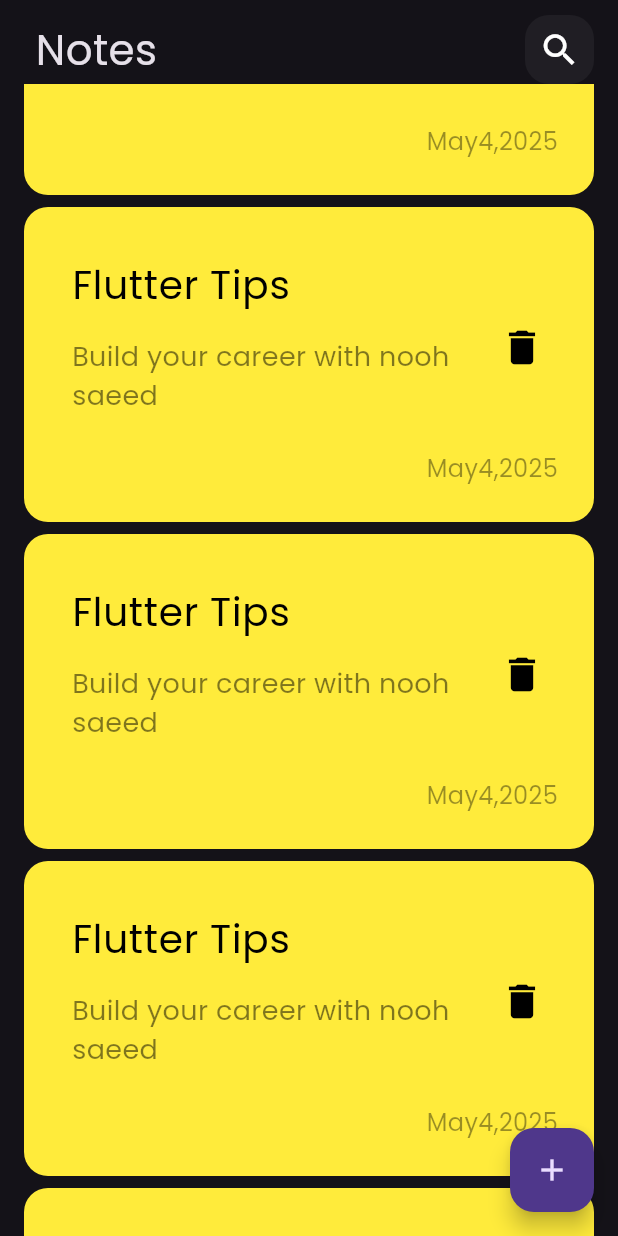
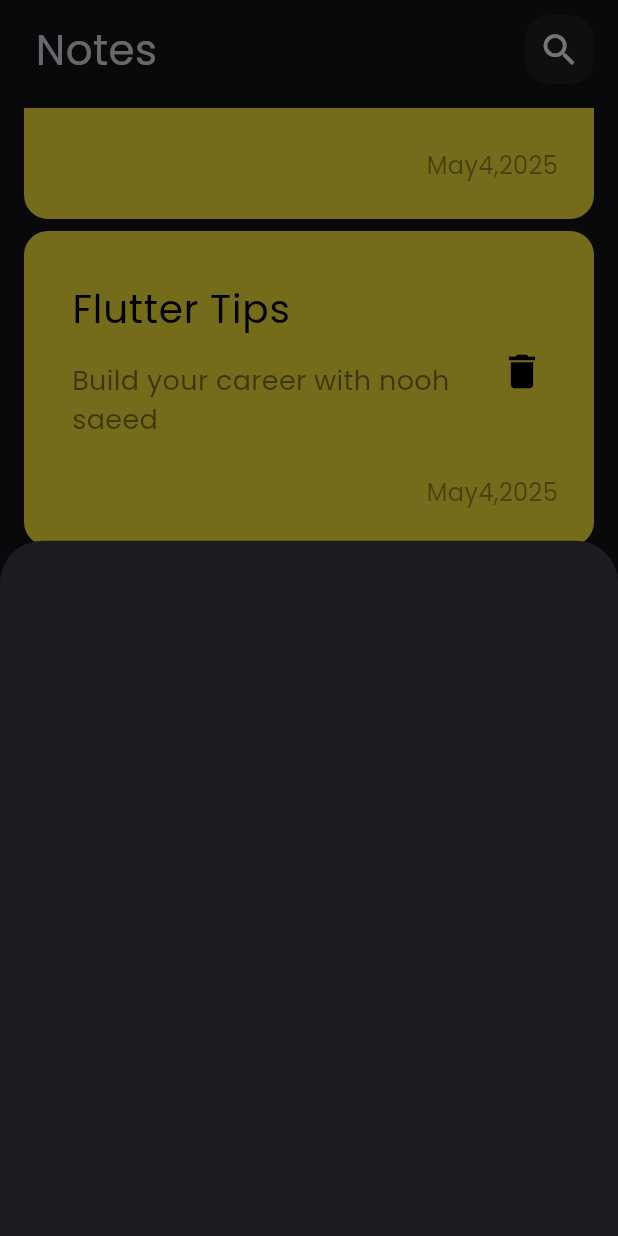
Before and after one commit to 24nse/Notes_App_With_Hive, a Flutter app: the screen it shows after launch, scrolled down 576 dp, after a tap on the "add" icon, on a phone screen of 412 x 824 dp. Run offline on Flutter 3.47's test engine with Material 3 defaults, Android fonts, the phone set to English and light mode, and no system bars.

Commit message:
add bottom sheet

```diff
--- a/lib/views/notes_view.dart
+++ b/lib/views/notes_view.dart
@@ -1,4 +1,5 @@
 import 'package:flutter/material.dart';
+import 'package:notes_app/views/widgets/add_note_bottom_sheet.dart';
 import 'package:notes_app/views/widgets/notes_view_body.dart';
 
 class NotesView extends StatelessWidget {
@@ -7,10 +8,22 @@ class NotesView extends StatelessWidget {
   @override
   Widget build(BuildContext context) {
     return  Scaffold(
+
+     // floatingActionButton
       floatingActionButton: FloatingActionButton(
-        onPressed: (){},
-        child:const Icon(Icons.add),
-        ),
+        onPressed: (){
+        showModalBottomSheet(
+          context: context,
+          builder: (context)
+          {
+          return const AddNoteBottomSheet();
+          });
+
+        },
+     child:const Icon(Icons.add),
+   ),
+
+   // Body...........
       body: NotesViewBody(),
     );
   }
--- /dev/null
+++ b/lib/views/widgets/add_note_bottom_sheet.dart
@@ -0,0 +1,11 @@
+
+import 'package:flutter/material.dart';
+
+class AddNoteBottomSheet extends StatelessWidget {
+  const AddNoteBottomSheet({super.key});
+
+  @override
+  Widget build(BuildContext context) {
+    return  Container();
+  }
+}
--- a/lib/views/widgets/notes_list_view.dart
+++ b/lib/views/widgets/notes_list_view.dart
@@ -7,7 +7,10 @@ class NotesListView extends StatelessWidget {
 
   @override
   Widget build(BuildContext context) {
-    return ListView.builder(
+    return Padding(
+      padding: const EdgeInsets.symmetric(vertical: 16),
+      child: ListView.builder(
+        padding: EdgeInsets.zero,
         itemBuilder: (context,index){
 
           return Padding(
@@ -15,6 +18,7 @@ class NotesListView extends StatelessWidget {
             child: const NoteItem(),
           );
         },
+      ),
     );
   }
 }
```
Lines whose indentation alone changed are shown as unchanged.
